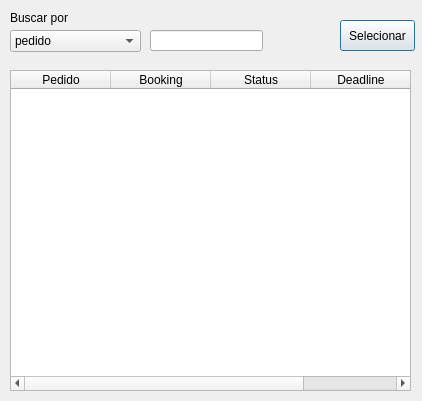
First picture: the form in GUI/BuscarPedido/BuscarPedido.ui, repository Aniroth/WM-Lages, before the edit.
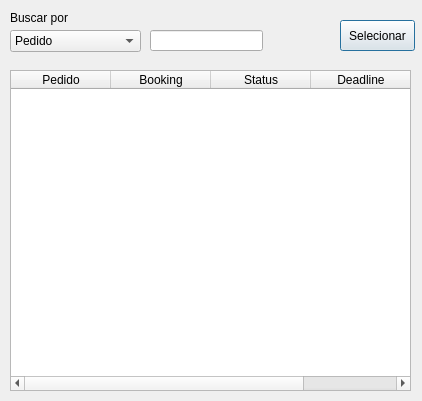
Second picture: the form after the edit.

Diff of the .ui file:
```diff
--- a/GUI/BuscarPedido/BuscarPedido.ui
+++ b/GUI/BuscarPedido/BuscarPedido.ui
@@ -37,7 +37,7 @@
    </property>
    <item>
     <property name="text">
-     <string>pedido</string>
+     <string>Pedido</string>
     </property>
    </item>
    <item>
```
Left out of the diff: 18 changed lines with no effect on the pictures.
